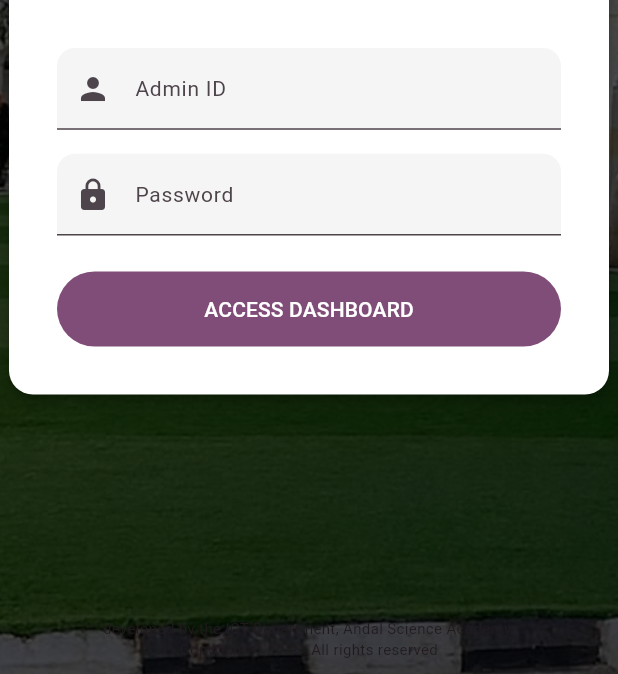
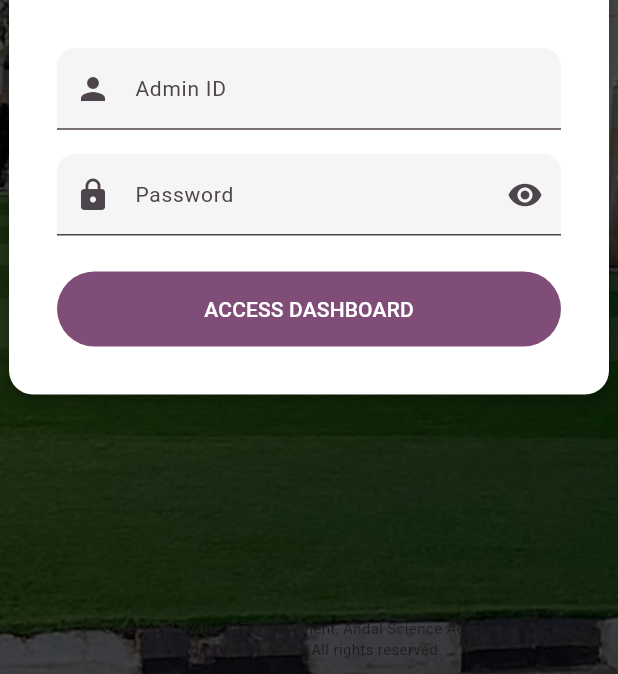
Before and after one commit to Xharbar/andal_cbt_system, a Flutter app: the screen it shows after launch, on a phone screen of 412 x 824 dp, the part 562-1236 px from its top. Run offline on Flutter 3.47's test engine with Material 3 defaults, Android fonts, the phone set to English and light mode, and no system bars; our stand-ins replace battery_plus, file_picker, font_awesome_flutter, open_filex, share_plus, supabase_flutter; missing offline and left inert: flutter_pdfview, window_manager, window_size; accounts and stored records are empty; Roboto replaces fonts that are missing (GoogleSans).

Commit message:
07/04/2026 - 08:23

```diff
--- a/cbt_admin_section/lib/screens/admin_login.dart
+++ b/cbt_admin_section/lib/screens/admin_login.dart
@@ -16,6 +16,7 @@ class _AdminLoginScreenState extends State<AdminLoginScreen> {
   final _formKey = GlobalKey<FormState>();
   final _idController = TextEditingController();
   final _passController = TextEditingController();
+  bool obscureText = true;
 
   void _login() {
     // Mock Auth
@@ -125,10 +126,16 @@ class _AdminLoginScreenState extends State<AdminLoginScreen> {
                               const SizedBox(height: 16),
                               TextFormField(
                                 controller: _passController,
-                                obscureText: true,
-                                decoration: const InputDecoration(
+                                obscureText: obscureText,
+                                decoration: InputDecoration(
                                   labelText: "Password",
                                   prefixIcon: Icon(Icons.lock),
+                                  suffixIcon: IconButton(
+                                    onPressed: () {
+                                      obscureText = !obscureText;
+                                    },
+                                    icon: Icon(Icons.visibility),
+                                  ),
                                 ),
                                 validator: (value) {
                                   if (value == null || value.isEmpty) {
```
Also changed, not shown: cbt_admin_section/lib/widgets/add_teacher_dialog.dart (+3 -5 lines).
